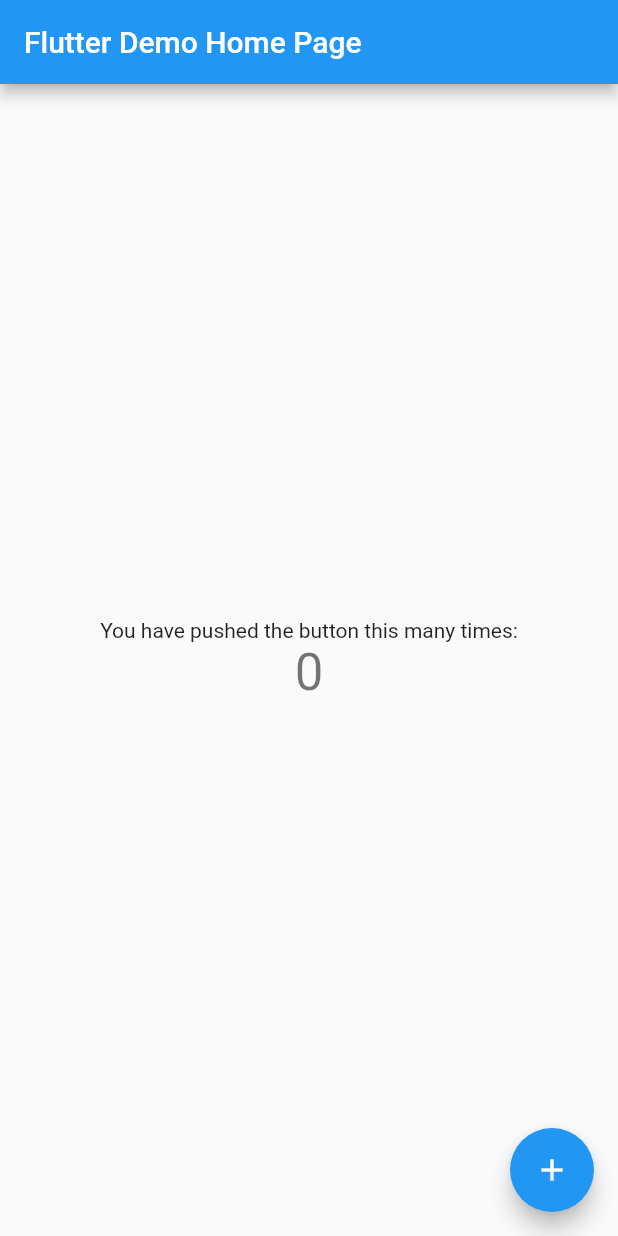
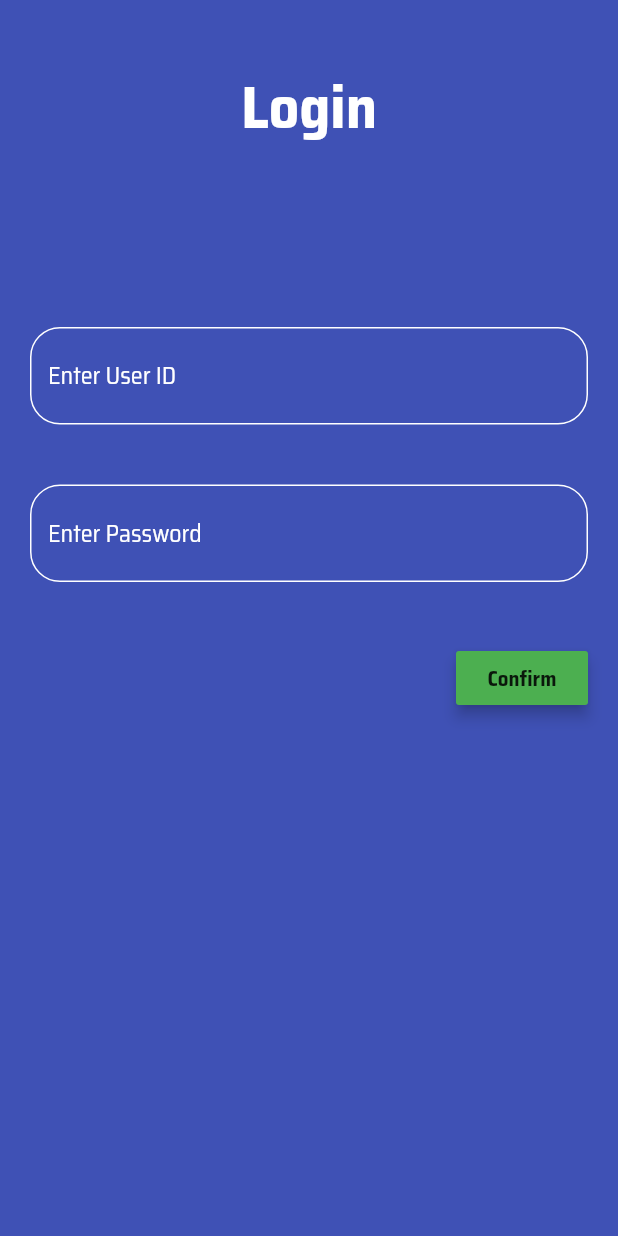
Before and after one commit to hemang249/login-signup-register-Flutter, a Flutter app: the screen it shows after launch, on a phone screen of 412 x 824 dp. Run offline on Flutter 3.47's test engine with Material 2 defaults, Android fonts, the phone set to English and light mode, and no system bars.

Commit message:
Login Built

```diff
--- a/lib/main.dart
+++ b/lib/main.dart
@@ -1,111 +1,116 @@
+import 'dart:ui' as prefix0;
+
 import 'package:flutter/material.dart';
+import 'package:flutter/rendering.dart';
 
-void main() => runApp(MyApp());
+void main(){
+  runApp(MaterialApp(home: new Login(),));
+}
 
-class MyApp extends StatelessWidget {
-  // This widget is the root of your application.
+class Login extends StatelessWidget{
   @override
-  Widget build(BuildContext context) {
-    return MaterialApp(
-      title: 'Flutter Demo',
-      theme: ThemeData(
-        // This is the theme of your application.
-        //
-        // Try running your application with "flutter run". You'll see the
-        // application has a blue toolbar. Then, without quitting the app, try
-        // changing the primarySwatch below to Colors.green and then invoke
-        // "hot reload" (press "r" in the console where you ran "flutter run",
-        // or simply save your changes to "hot reload" in a Flutter IDE).
-        // Notice that the counter didn't reset back to zero; the application
-        // is not restarted.
-        primarySwatch: Colors.blue,
+  Widget build (BuildContext ctxt){
+    return new Scaffold(
+      backgroundColor: Colors.indigo,
+      body: SafeArea(
+        child: Column(
+          children: <Widget>[
+             Row(   // Login text Row
+               mainAxisAlignment: MainAxisAlignment.center,
+               children: <Widget>[
+
+                 Container(
+                   margin: EdgeInsets.symmetric(horizontal: 0 , vertical: 40),
+                   child: Text(
+                     'Login',
+                      style: TextStyle(
+                        color: Colors.white,
+                        fontFamily: 'SairaSemiCondensed',
+                        fontWeight: prefix0.FontWeight.bold,
+                        fontSize: 40,
+                      ),
+                   ),
+                 ),
+               ],
+             ),
+             SizedBox(width: 500,height: 75),
+
+             Container(
+               margin: EdgeInsets.only(left: 20 , right: 20),
+               child: TextFormField(
+
+               decoration: InputDecoration(
+                 enabledBorder: new OutlineInputBorder(
+                   borderRadius: const BorderRadius.all(const Radius.circular(20)),
+                   borderSide: BorderSide(
+                     color: Colors.white,
+                   ),
+                 ),
+                 hintText: 'Enter User ID',
+                 hintStyle: TextStyle(
+                   fontFamily: 'SairaSemiCondensed',
+                   color: Colors.white,
+                 ),
+               ),
+             ),
+             ),
+
+             SizedBox(width: 500,height: 40),
+
+            Container(
+
+              margin: EdgeInsets.only(left:20 , right: 20),
+              child: TextFormField(
+                decoration: InputDecoration(
+                  enabledBorder: new OutlineInputBorder(
+                    borderRadius: const BorderRadius.all(const Radius.circular(20)),
+                    borderSide: BorderSide(
+                      color: Colors.white,
+                    ),
+                  ),
+                  hintText: 'Enter Password',
+                  hintStyle: TextStyle(
+                    fontFamily: 'SairaSemiCondensed',
+                    color: Colors.white,
+
+                  ),
+
+                ),
+              ),
+            ),
+
+            SizedBox(width: 500, height: 40),
+
+            Row(
+              mainAxisAlignment: MainAxisAlignment.end,
+              children: <Widget>[
+                Container(
+                  margin: EdgeInsets.only(left: 20 , right: 20),
+
+                  child:  new RaisedButton(
+                    elevation: 4,
+                    color: Colors.green,
+                    onPressed: (){},
+
+
+
+                    child: Text(
+                      'Confirm',
+                      style: TextStyle(
+                        fontFamily: 'SairaSemiCondensed',
+                        fontWeight: FontWeight.bold,
+
+                      ),
+                    ),
+
+                  ),
+                ),
+              ],
+            ),
+
+          ],
+        ),
       ),
-      home: MyHomePage(title: 'Flutter Demo Home Page'),
     );
   }
 }
-
-class MyHomePage extends StatefulWidget {
-  MyHomePage({Key key, this.title}) : super(key: key);
-
-  // This widget is the home page of your application. It is stateful, meaning
-  // that it has a State object (defined below) that contains fields that affect
-  // how it looks.
-
-  // This class is the configuration for the state. It holds the values (in this
-  // case the title) provided by the parent (in this case the App widget) and
-  // used by the build method of the State. Fields in a Widget subclass are
-  // always marked "final".
-
-  final String title;
-
-  @override
-  _MyHomePageState createState() => _MyHomePageState();
-}
-
-class _MyHomePageState extends State<MyHomePage> {
-  int _counter = 0;
-
-  void _incrementCounter() {
-    setState(() {
-      // This call to setState tells the Flutter framework that something has
-      // changed in this State, which causes it to rerun the build method below
-      // so that the display can reflect the updated values. If we changed
-      // _counter without calling setState(), then the build method would not be
-      // called again, and so nothing would appear to happen.
-      _counter++;
-    });
-  }
-
-  @override
-  Widget build(BuildContext context) {
-    // This method is rerun every time setState is called, for instance as done
-    // by the _incrementCounter method above.
-    //
-    // The Flutter framework has been optimized to make rerunning build methods
-    // fast, so that you can just rebuild anything that needs updating rather
-    // than having to individually change instances of widgets.
-    return Scaffold(
-      appBar: AppBar(
-        // Here we take the value from the MyHomePage object that was created by
-        // the App.build method, and use it to set our appbar title.
-        title: Text(widget.title),
-      ),
-      body: Center(
-        // Center is a layout widget. It takes a single child and positions it
-        // in the middle of the parent.
-        child: Column(
-          // Column is also layout widget. It takes a list of children and
-          // arranges them vertically. By default, it sizes itself to fit its
-          // children horizontally, and tries to be as tall as its parent.
-          //
-          // Invoke "debug painting" (press "p" in the console, choose the
-          // "Toggle Debug Paint" action from the Flutter Inspector in Android
-          // Studio, or the "Toggle Debug Paint" command in Visual Studio Code)
-          // to see the wireframe for each widget.
-          //
-          // Column has various properties to control how it sizes itself and
-          // how it positions its children. Here we use mainAxisAlignment to
-          // center the children vertically; the main axis here is the vertical
-          // axis because Columns are vertical (the cross axis would be
-          // horizontal).
-          mainAxisAlignment: MainAxisAlignment.center,
-          children: <Widget>[
-            Text(
-              'You have pushed the button this many times:',
-            ),
-            Text(
-              '$_counter',
-              style: Theme.of(context).textTheme.display1,
-            ),
-          ],
-        ),
-      ),
-      floatingActionButton: FloatingActionButton(
-        onPressed: _incrementCounter,
-        tooltip: 'Increment',
-        child: Icon(Icons.add),
-      ), // This trailing comma makes auto-formatting nicer for build methods.
-    );
-  }
-}
```
Also changed, not shown: pubspec.yaml (+6 -6 lines), fonts/SairaSemiCondensed-Black.ttf (added), fonts/SairaSemiCondensed-Bold.ttf (added), fonts/SairaSemiCondensed-Medium.ttf (added), fonts/SairaSemiCondensed-Regular.ttf (added), fonts/SairaSemiCondensed-SemiBold.ttf (added).
